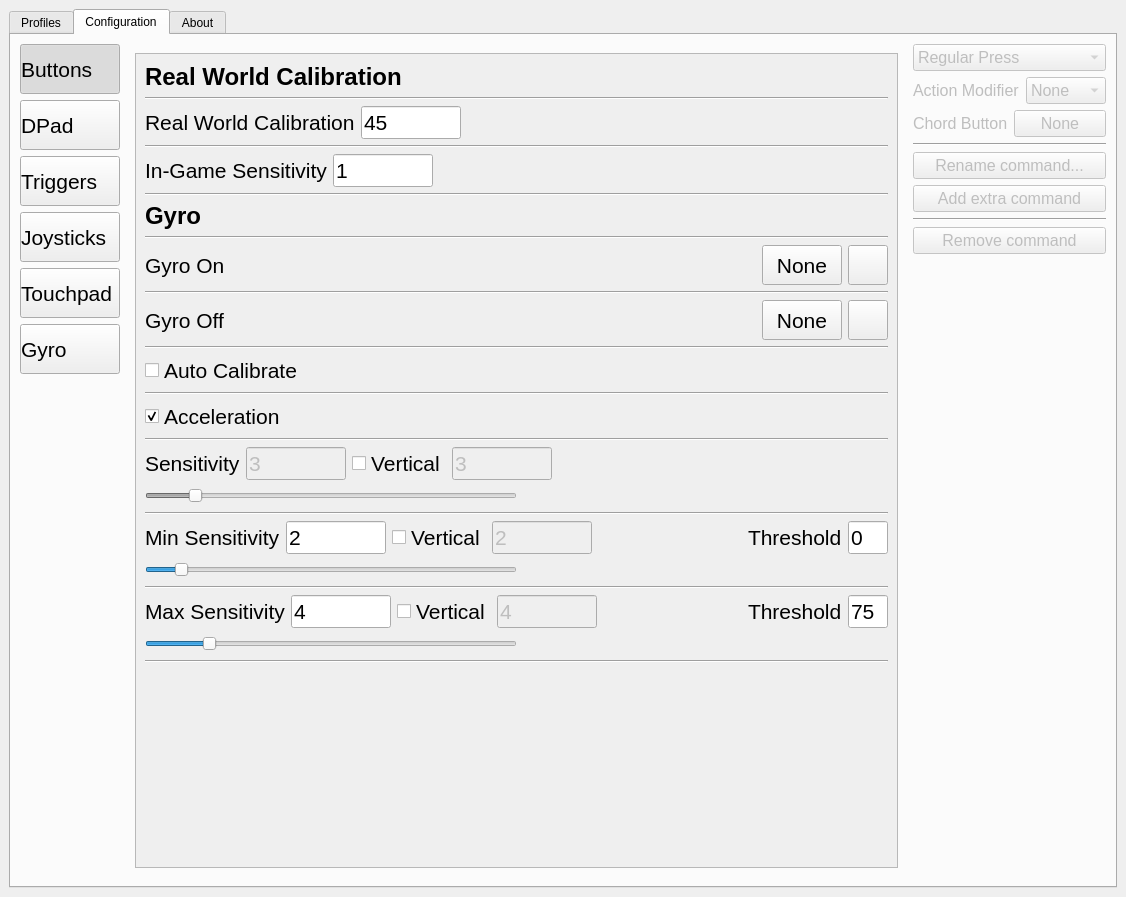
Old version of the form joyshockgraphic/resources/joyshockgraphic.ui in the repository kurushimee/JoyShockGraphic.
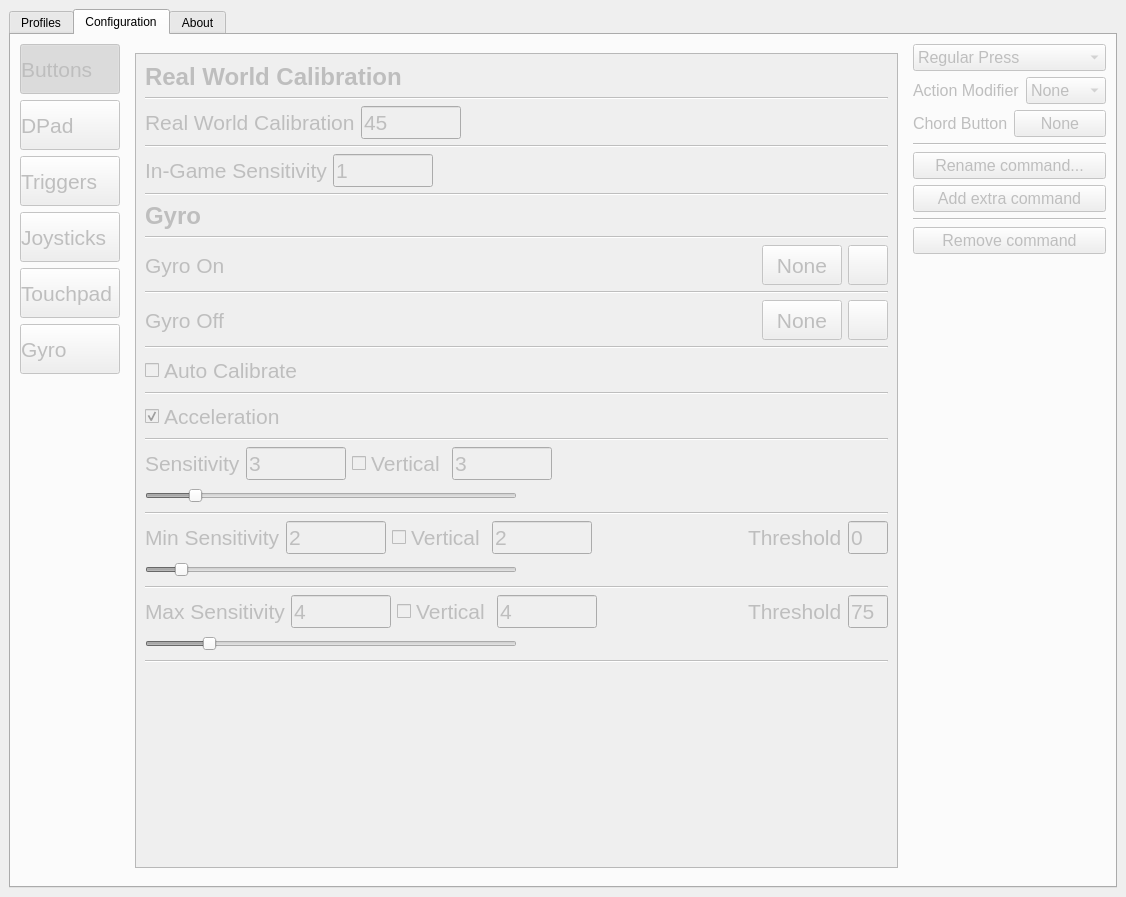
New version of the form. The open tabs and pages were chosen to show the change. Icons and pictures are not drawn.

```diff
--- a/joyshockgraphic/resources/joyshockgraphic.ui
+++ b/joyshockgraphic/resources/joyshockgraphic.ui
@@ -188,6 +188,9 @@
        </layout>
       </widget>
       <widget class="QWidget" name="configTab">
+       <property name="enabled">
+        <bool>false</bool>
+       </property>
        <attribute name="title">
         <string>Configuration</string>
        </attribute>
@@ -4511,8 +4514,8 @@
                   <rect>
                    <x>0</x>
                    <y>0</y>
-                   <width>723</width>
-                   <height>813</height>
+                   <width>578</width>
+                   <height>683</height>
                   </rect>
                  </property>
                  <layout class="QVBoxLayout" name="verticalLayout_17">
@@ -4557,7 +4560,7 @@
                     <item>
                      <widget class="QLineEdit" name="leGyroSens_3">
                       <property name="enabled">
-                       <bool>true</bool>
+                       <bool>false</bool>
                       </property>
                       <property name="maximumSize">
                        <size>
@@ -4620,7 +4623,7 @@
                     <item>
                      <widget class="QLineEdit" name="leGyroSens_4">
                       <property name="enabled">
-                       <bool>true</bool>
+                       <bool>false</bool>
                       </property>
                       <property name="maximumSize">
                        <size>
@@ -4972,7 +4975,7 @@
                     <item>
                      <widget class="QCheckBox" name="chVSens">
                       <property name="enabled">
-                       <bool>true</bool>
+                       <bool>false</bool>
                       </property>
                       <property name="font">
                        <font>
@@ -5089,7 +5092,7 @@
                     <item>
                      <widget class="QLineEdit" name="leMinGyroSens">
                       <property name="enabled">
-                       <bool>true</bool>
+                       <bool>false</bool>
                       </property>
                       <property name="maximumSize">
                        <size>
@@ -5113,7 +5116,7 @@
                     <item>
                      <widget class="QCheckBox" name="chMinVSens">
                       <property name="enabled">
-                       <bool>true</bool>
+                       <bool>false</bool>
                       </property>
                       <property name="font">
                        <font>
@@ -5186,7 +5189,7 @@
                     <item>
                      <widget class="QLineEdit" name="leMinThreshold">
                       <property name="enabled">
-                       <bool>true</bool>
+                       <bool>false</bool>
                       </property>
                       <property name="maximumSize">
                        <size>
@@ -5214,7 +5217,7 @@
                     <item>
                      <widget class="QSlider" name="slMinGyroSens">
                       <property name="enabled">
-                       <bool>true</bool>
+                       <bool>false</bool>
                       </property>
                       <property name="maximum">
                        <number>25</number>
@@ -5269,7 +5272,7 @@
                     <item>
                      <widget class="QLineEdit" name="leMaxGyroSens">
                       <property name="enabled">
-                       <bool>true</bool>
+                       <bool>false</bool>
                       </property>
                       <property name="maximumSize">
                        <size>
@@ -5293,7 +5296,7 @@
                     <item>
                      <widget class="QCheckBox" name="chMaxVSens">
                       <property name="enabled">
-                       <bool>true</bool>
+                       <bool>false</bool>
                       </property>
                       <property name="font">
                        <font>
@@ -5366,7 +5369,7 @@
                     <item>
                      <widget class="QLineEdit" name="leMaxThreshold">
                       <property name="enabled">
-                       <bool>true</bool>
+                       <bool>false</bool>
                       </property>
                       <property name="maximumSize">
                        <size>
@@ -5394,7 +5397,7 @@
                     <item>
                      <widget class="QSlider" name="slMaxGyroSens">
                       <property name="enabled">
-                       <bool>true</bool>
+                       <bool>false</bool>
                       </property>
                       <property name="maximum">
                        <number>25</number>
@@ -5601,7 +5604,7 @@
             <item>
              <widget class="Line" name="line_17">
               <property name="enabled">
-               <bool>true</bool>
+               <bool>false</bool>
               </property>
               <property name="orientation">
                <enum>Qt::Horizontal</enum>
```
Left out of the diff: 97 changed lines with no effect on the pictures.
